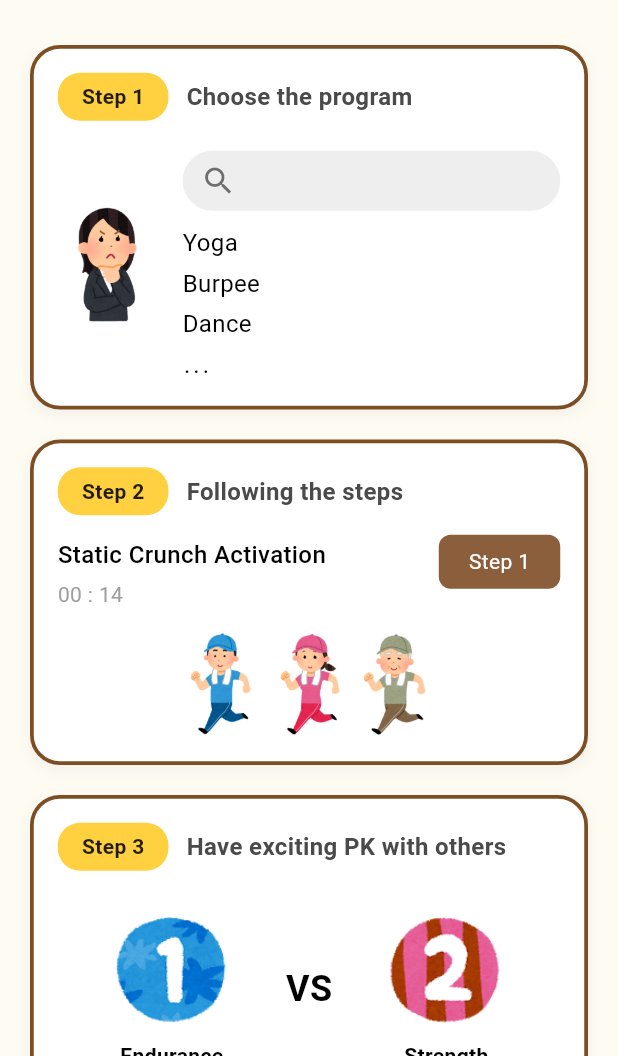
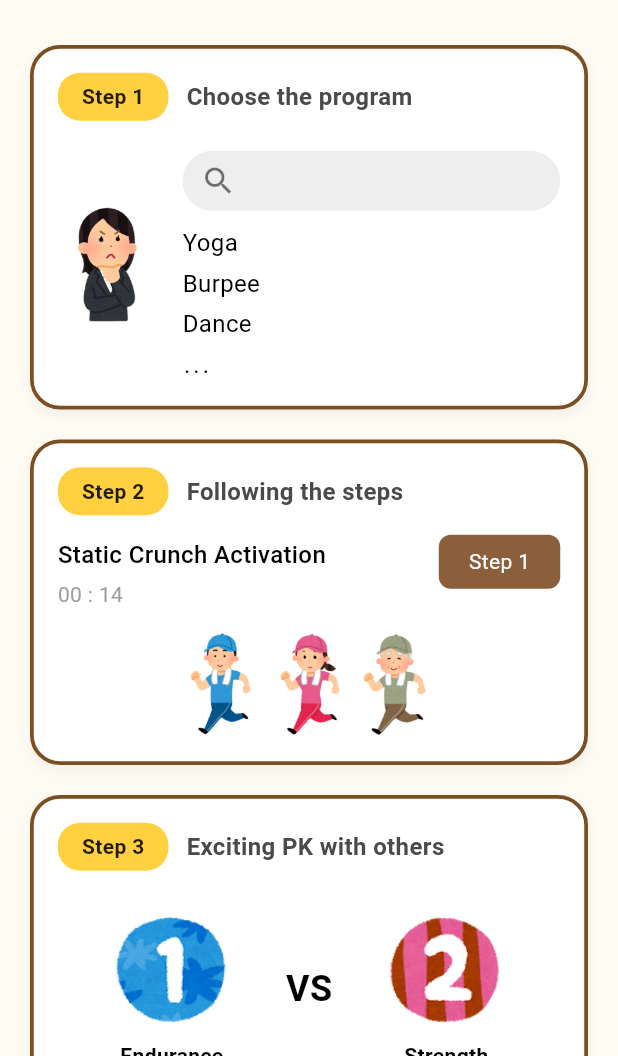
Before and after one commit to rachelzz1/mobile-asm1-groupwork, a Flutter app: the GuidanceScreen screen opened directly, on a phone screen of 412 x 824 dp, the part 180-1236 px from its top. Run offline on Flutter 3.47's test engine with Material 3 defaults, Android fonts, the phone set to English and light mode, and no system bars; our stand-ins replace cloud_firestore, firebase_core, flutter_svg, font_awesome_flutter, get_storage, video_player; accounts and stored records are empty; Roboto replaces fonts that are missing (SansSerif).

Commit message:
guidance5

```diff
--- a/lib/guidance_screen.dart
+++ b/lib/guidance_screen.dart
@@ -232,7 +232,7 @@ class GuidanceScreen extends StatelessWidget {
   Widget _buildStep3Content(Color stepLabelColor) {
     return Column(
       children: [
-        _buildStepHeader(3, 'Have exciting PK with others', stepLabelColor),
+        _buildStepHeader(3, 'Exciting PK with others', stepLabelColor),
         const SizedBox(height: 25),
         Row(
           mainAxisAlignment: MainAxisAlignment.spaceEvenly,
```
